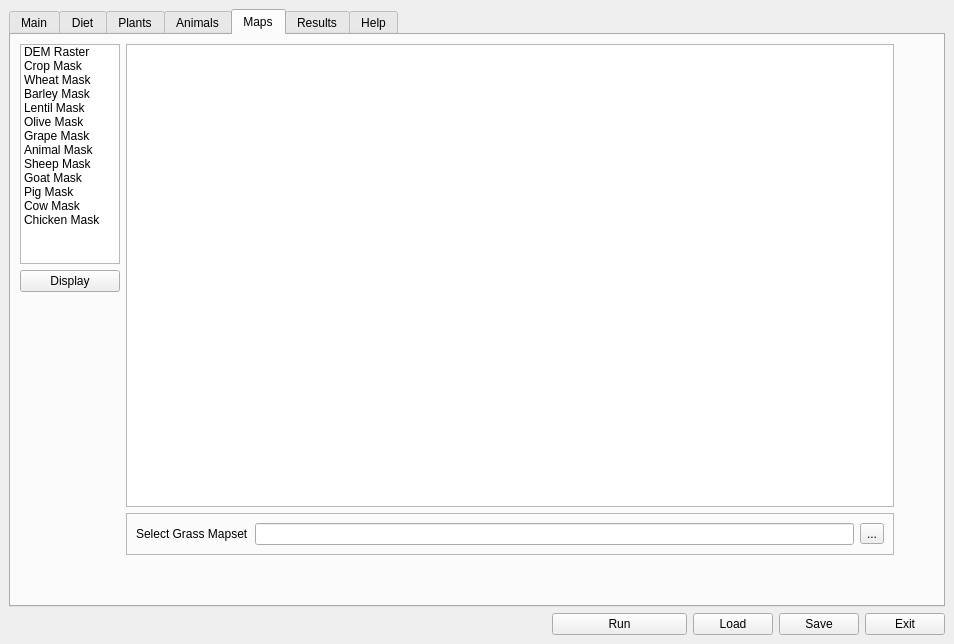
Above: src/ui/lamainformbase.ui from arkygeek/landuseanalyst before the change. Below: the same form after it.
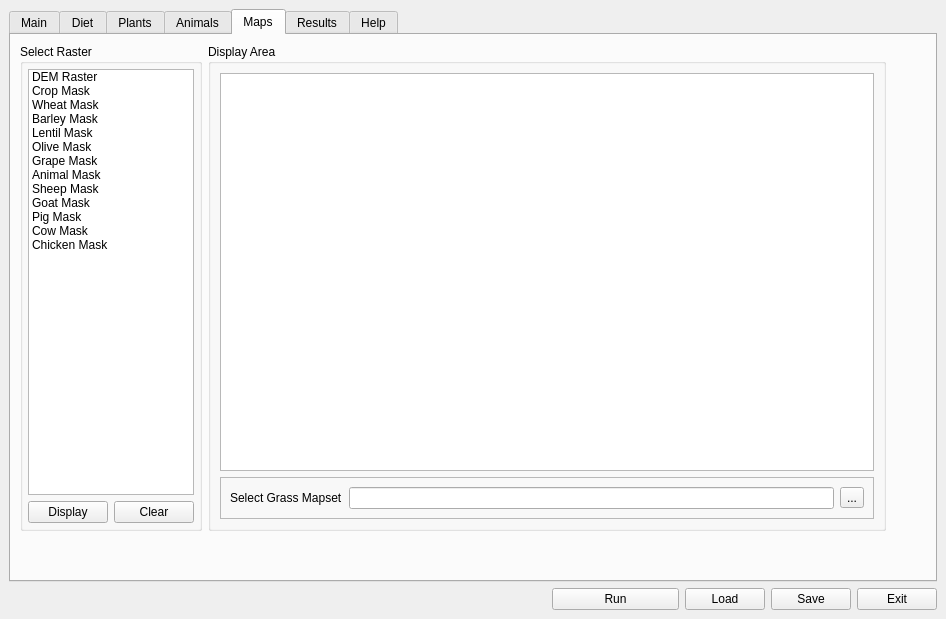
That is the form after the change. The open tabs and pages were chosen to show the change. Icons and pictures are not drawn.

Commit message: more changes to ui added maps display tab, formatted a bit better. gives a chance to select grass mapset for viewing rasters none of this works yet :-(

The edit to the form file:
```diff
--- a/src/ui/lamainformbase.ui
+++ b/src/ui/lamainformbase.ui
@@ -5,8 +5,8 @@
    <rect>
     <x>0</x>
     <y>0</y>
-    <width>954</width>
-    <height>644</height>
+    <width>946</width>
+    <height>619</height>
    </rect>
   </property>
   <property name="windowTitle" >
@@ -5293,135 +5293,68 @@
        <property name="spacing" >
         <number>6</number>
        </property>
-       <item row="1" column="0" >
-        <widget class="QPushButton" name="pushButton" >
-         <property name="text" >
-          <string>Display</string>
+       <item row="0" column="0" >
+        <widget class="QGroupBox" name="raster_select_groupBox" >
+         <property name="sizePolicy" >
+          <sizepolicy>
+           <hsizetype>4</hsizetype>
+           <vsizetype>5</vsizetype>
+           <horstretch>0</horstretch>
+           <verstretch>0</verstretch>
+          </sizepolicy>
          </property>
-        </widget>
-       </item>
-       <item row="2" column="0" >
-        <spacer>
-         <property name="orientation" >
-          <enum>Qt::Vertical</enum>
+         <property name="title" >
+          <string>Select Raster</string>
          </property>
-         <property name="sizeHint" >
-          <size>
-           <width>20</width>
-           <height>40</height>
-          </size>
-         </property>
-        </spacer>
-       </item>
-       <item rowspan="3" row="0" column="1" >
-        <layout class="QVBoxLayout" >
-         <property name="margin" >
-          <number>0</number>
-         </property>
-         <property name="spacing" >
-          <number>6</number>
-         </property>
-         <item>
-          <widget class="QGraphicsView" name="graphicsView" />
-         </item>
-         <item>
-          <widget class="QFrame" name="frame_3" >
-           <property name="frameShape" >
-            <enum>QFrame::StyledPanel</enum>
-           </property>
-           <property name="frameShadow" >
-            <enum>QFrame::Raised</enum>
-           </property>
            <layout class="QGridLayout" >
             <property name="margin" >
-             <number>9</number>
+           <number>5</number>
             </property>
             <property name="spacing" >
              <number>6</number>
             </property>
             <item row="0" column="0" >
-             <layout class="QHBoxLayout" >
+           <layout class="QGridLayout" >
               <property name="margin" >
                <number>0</number>
               </property>
               <property name="spacing" >
                <number>6</number>
               </property>
-              <item>
-               <widget class="QLabel" name="label_49" >
-                <property name="text" >
-                 <string>Select Grass Mapset</string>
-                </property>
-               </widget>
-              </item>
-              <item>
-               <widget class="QLineEdit" name="lineEdit" />
-              </item>
-              <item>
-               <widget class="QToolButton" name="toolButton" >
+            <item row="1" column="1" >
+             <widget class="QPushButton" name="raster_display_clearButton" >
+              <property name="sizePolicy" >
+               <sizepolicy>
+                <hsizetype>4</hsizetype>
+                <vsizetype>0</vsizetype>
+                <horstretch>0</horstretch>
+                <verstretch>0</verstretch>
+               </sizepolicy>
+              </property>
                 <property name="text" >
-                 <string>...</string>
+               <string>Clear</string>
                 </property>
                </widget>
               </item>
-             </layout>
-            </item>
-           </layout>
-          </widget>
-         </item>
-        </layout>
-       </item>
-       <item row="0" column="2" >
-        <spacer>
-         <property name="orientation" >
-          <enum>Qt::Horizontal</enum>
-         </property>
-         <property name="sizeType" >
-          <enum>QSizePolicy::Minimum</enum>
-         </property>
-         <property name="sizeHint" >
-          <size>
-           <width>40</width>
-           <height>20</height>
-          </size>
-         </property>
-        </spacer>
-       </item>
-       <item row="3" column="1" >
-        <spacer>
-         <property name="orientation" >
-          <enum>Qt::Vertical</enum>
-         </property>
-         <property name="sizeType" >
-          <enum>QSizePolicy::Maximum</enum>
-         </property>
-         <property name="sizeHint" >
-          <size>
-           <width>20</width>
-           <height>41</height>
-          </size>
-         </property>
-        </spacer>
-       </item>
-       <item row="0" column="0" >
-        <widget class="QListWidget" name="listWidget" >
+            <item row="0" column="0" colspan="2" >
+             <widget class="QListWidget" name="raster_display_list" >
          <property name="sizePolicy" >
           <sizepolicy>
-           <hsizetype>1</hsizetype>
-           <vsizetype>1</vsizetype>
+                <hsizetype>4</hsizetype>
+                <vsizetype>7</vsizetype>
            <horstretch>0</horstretch>
            <verstretch>0</verstretch>
           </sizepolicy>
          </property>
          <property name="minimumSize" >
           <size>
-           <width>100</width>
-           <height>220</height>
+                <width>0</width>
+                <height>0</height>
           </size>
          </property>
          <property name="maximumSize" >
           <size>
-           <width>100</width>
+                <width>16777215</width>
            <height>16777215</height>
           </size>
          </property>
@@ -5495,9 +5428,142 @@
          </item>
         </widget>
        </item>
-      </layout>
-     </widget>
-     <widget class="QWidget" name="tab_2" >
+            <item row="1" column="0" >
+             <widget class="QPushButton" name="raster_display_pushButton" >
+              <property name="sizePolicy" >
+               <sizepolicy>
+                <hsizetype>4</hsizetype>
+                <vsizetype>0</vsizetype>
+                <horstretch>0</horstretch>
+                <verstretch>0</verstretch>
+               </sizepolicy>
+              </property>
+              <property name="text" >
+               <string>Display</string>
+              </property>
+             </widget>
+            </item>
+           </layout>
+          </item>
+         </layout>
+        </widget>
+       </item>
+       <item row="0" column="1" colspan="2" >
+        <widget class="QGroupBox" name="raster_display_groupBox" >
+         <property name="sizePolicy" >
+          <sizepolicy>
+           <hsizetype>1</hsizetype>
+           <vsizetype>5</vsizetype>
+           <horstretch>0</horstretch>
+           <verstretch>0</verstretch>
+          </sizepolicy>
+         </property>
+         <property name="title" >
+          <string>Display Area</string>
+         </property>
+         <layout class="QGridLayout" >
+          <property name="margin" >
+           <number>9</number>
+          </property>
+          <property name="spacing" >
+           <number>6</number>
+          </property>
+          <item row="0" column="0" >
+           <layout class="QVBoxLayout" >
+            <property name="margin" >
+             <number>0</number>
+            </property>
+            <property name="spacing" >
+             <number>6</number>
+            </property>
+            <item>
+             <widget class="QGraphicsView" name="raster_graphicsView" />
+            </item>
+            <item>
+             <widget class="QFrame" name="frame_3" >
+              <property name="frameShape" >
+               <enum>QFrame::StyledPanel</enum>
+              </property>
+              <property name="frameShadow" >
+               <enum>QFrame::Raised</enum>
+              </property>
+              <layout class="QGridLayout" >
+               <property name="margin" >
+                <number>9</number>
+               </property>
+               <property name="spacing" >
+                <number>6</number>
+               </property>
+               <item row="0" column="0" >
+                <layout class="QHBoxLayout" >
+                 <property name="margin" >
+                  <number>0</number>
+                 </property>
+                 <property name="spacing" >
+                  <number>6</number>
+                 </property>
+                 <item>
+                  <widget class="QLabel" name="label_49" >
+                   <property name="text" >
+                    <string>Select Grass Mapset</string>
+                   </property>
+                  </widget>
+                 </item>
+                 <item>
+                  <widget class="QLineEdit" name="grass_mapset_lineEdit" />
+                 </item>
+                 <item>
+                  <widget class="QToolButton" name="grass_mapset_toolButton" >
+                   <property name="text" >
+                    <string>...</string>
+                   </property>
+                  </widget>
+                 </item>
+                </layout>
+               </item>
+              </layout>
+             </widget>
+            </item>
+           </layout>
+          </item>
+         </layout>
+        </widget>
+       </item>
+       <item row="1" column="1" >
+        <spacer>
+         <property name="orientation" >
+          <enum>Qt::Vertical</enum>
+         </property>
+         <property name="sizeType" >
+          <enum>QSizePolicy::Maximum</enum>
+         </property>
+         <property name="sizeHint" >
+          <size>
+           <width>20</width>
+           <height>40</height>
+          </size>
+         </property>
+        </spacer>
+       </item>
+       <item row="0" column="3" >
+        <spacer>
+         <property name="orientation" >
+          <enum>Qt::Horizontal</enum>
+         </property>
+         <property name="sizeType" >
+          <enum>QSizePolicy::Maximum</enum>
+         </property>
+         <property name="sizeHint" >
+          <size>
+           <width>40</width>
+           <height>20</height>
+          </size>
+         </property>
+        </spacer>
+       </item>
+      </layout>
+     </widget>
+     <widget class="QWidget" name="results_tab" >
       <attribute name="title" >
        <string>Results</string>
       </attribute>
@@ -5946,6 +6012,77 @@
      </widget>
     </widget>
    </item>
+   <item row="1" column="0" >
+    <spacer>
+     <property name="orientation" >
+      <enum>Qt::Horizontal</enum>
+     </property>
+     <property name="sizeHint" >
+      <size>
+       <width>511</width>
+       <height>20</height>
+      </size>
+     </property>
+    </spacer>
+   </item>
+   <item row="1" column="5" >
+    <widget class="QPushButton" name="exit_button" >
+     <property name="toolTip" >
+      <string>&lt;html>&lt;head>&lt;meta name="qrichtext" content="1" />&lt;style type="text/css">
+p, li { white-space: pre-wrap; }
+&lt;/style>&lt;/head>&lt;body style=" font-family:'Sans Serif'; font-size:9pt; font-weight:400; font-style:normal; text-decoration:none;">
+&lt;p style=" margin-top:0px; margin-bottom:0px; margin-left:0px; margin-right:0px; -qt-block-indent:0; text-indent:0px;">Exit Program&lt;/p>&lt;/body>&lt;/html></string>
+     </property>
+     <property name="text" >
+      <string>Exit</string>
+     </property>
+    </widget>
+   </item>
+   <item row="1" column="4" >
+    <widget class="QPushButton" name="save_button" >
+     <property name="toolTip" >
+      <string>&lt;html>&lt;head>&lt;meta name="qrichtext" content="1" />&lt;style type="text/css">
+p, li { white-space: pre-wrap; }
+&lt;/style>&lt;/head>&lt;body style=" font-family:'Sans Serif'; font-size:9pt; font-weight:400; font-style:normal; text-decoration:none;">
+&lt;p style=" margin-top:0px; margin-bottom:0px; margin-left:0px; margin-right:0px; -qt-block-indent:0; text-indent:0px;">Save all parameters of this model to a file&lt;/p>&lt;/body>&lt;/html></string>
+     </property>
+     <property name="text" >
+      <string>Save</string>
+     </property>
+    </widget>
+   </item>
+   <item row="1" column="3" >
+    <widget class="QPushButton" name="load_button" >
+     <property name="minimumSize" >
+      <size>
+       <width>39</width>
+       <height>0</height>
+      </size>
+     </property>
+     <property name="toolTip" >
+      <string>&lt;html>&lt;head>&lt;meta name="qrichtext" content="1" />&lt;style type="text/css">
+p, li { white-space: pre-wrap; }
+&lt;/style>&lt;/head>&lt;body style=" font-family:'Sans Serif'; font-size:9pt; font-weight:400; font-style:normal; text-decoration:none;">
+&lt;p style=" margin-top:0px; margin-bottom:0px; margin-left:0px; margin-right:0px; -qt-block-indent:0; text-indent:0px;">Load previously saved model parameters.&lt;/p>&lt;/body>&lt;/html></string>
+     </property>
+     <property name="text" >
+      <string>Load</string>
+     </property>
+    </widget>
+   </item>
+   <item row="1" column="1" >
+    <spacer>
+     <property name="orientation" >
+      <enum>Qt::Vertical</enum>
+     </property>
+     <property name="sizeHint" >
+      <size>
+       <width>20</width>
+       <height>31</height>
+      </size>
+     </property>
+    </spacer>
+   </item>
    <item row="1" column="2" >
     <widget class="QPushButton" name="run_button" >
      <property name="sizePolicy" >
@@ -5979,77 +6116,6 @@
      </property>
     </widget>
    </item>
-   <item row="1" column="1" >
-    <spacer>
-     <property name="orientation" >
-      <enum>Qt::Vertical</enum>
-     </property>
-     <property name="sizeHint" >
-      <size>
-       <width>20</width>
-       <height>31</height>
-      </size>
-     </property>
-    </spacer>
-   </item>
-   <item row="1" column="3" >
-    <widget class="QPushButton" name="load_button" >
-     <property name="minimumSize" >
-      <size>
-       <width>39</width>
-       <height>0</height>
-      </size>
-     </property>
-     <property name="toolTip" >
-      <string>&lt;html>&lt;head>&lt;meta name="qrichtext" content="1" />&lt;style type="text/css">
-p, li { white-space: pre-wrap; }
-&lt;/style>&lt;/head>&lt;body style=" font-family:'Sans Serif'; font-size:9pt; font-weight:400; font-style:normal; text-decoration:none;">
-&lt;p style=" margin-top:0px; margin-bottom:0px; margin-left:0px; margin-right:0px; -qt-block-indent:0; text-indent:0px;">Load previously saved model parameters.&lt;/p>&lt;/body>&lt;/html></string>
-     </property>
-     <property name="text" >
-      <string>Load</string>
-     </property>
-    </widget>
-   </item>
-   <item row="1" column="4" >
-    <widget class="QPushButton" name="save_button" >
-     <property name="toolTip" >
-      <string>&lt;html>&lt;head>&lt;meta name="qrichtext" content="1" />&lt;style type="text/css">
-p, li { white-space: pre-wrap; }
-&lt;/style>&lt;/head>&lt;body style=" font-family:'Sans Serif'; font-size:9pt; font-weight:400; font-style:normal; text-decoration:none;">
-&lt;p style=" margin-top:0px; margin-bottom:0px; margin-left:0px; margin-right:0px; -qt-block-indent:0; text-indent:0px;">Save all parameters of this model to a file&lt;/p>&lt;/body>&lt;/html></string>
-     </property>
-     <property name="text" >
-      <string>Save</string>
-     </property>
-    </widget>
-   </item>
-   <item row="1" column="5" >
-    <widget class="QPushButton" name="exit_button" >
-     <property name="toolTip" >
-      <string>&lt;html>&lt;head>&lt;meta name="qrichtext" content="1" />&lt;style type="text/css">
-p, li { white-space: pre-wrap; }
-&lt;/style>&lt;/head>&lt;body style=" font-family:'Sans Serif'; font-size:9pt; font-weight:400; font-style:normal; text-decoration:none;">
-&lt;p style=" margin-top:0px; margin-bottom:0px; margin-left:0px; margin-right:0px; -qt-block-indent:0; text-indent:0px;">Exit Program&lt;/p>&lt;/body>&lt;/html></string>
-     </property>
-     <property name="text" >
-      <string>Exit</string>
-     </property>
-    </widget>
-   </item>
-   <item row="1" column="0" >
-    <spacer>
-     <property name="orientation" >
-      <enum>Qt::Horizontal</enum>
-     </property>
-     <property name="sizeHint" >
-      <size>
-       <width>511</width>
-       <height>20</height>
-      </size>
-     </property>
-    </spacer>
-   </item>
   </layout>
  </widget>
  <tabstops>
```
Left out of the diff: 14 changed lines with no effect on the pictures. Lines whose indentation alone changed are shown as unchanged.
